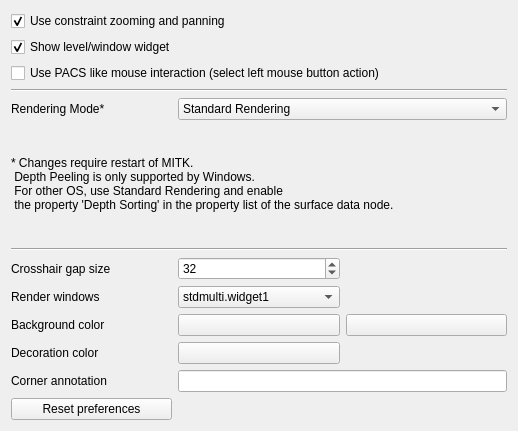
MITK/MITK, file Plugins/org.mitk.gui.qt.stdmultiwidgeteditor/src/internal/QmitkStdMultiWidgetEditorPreferencePage.ui: the form before one commit.
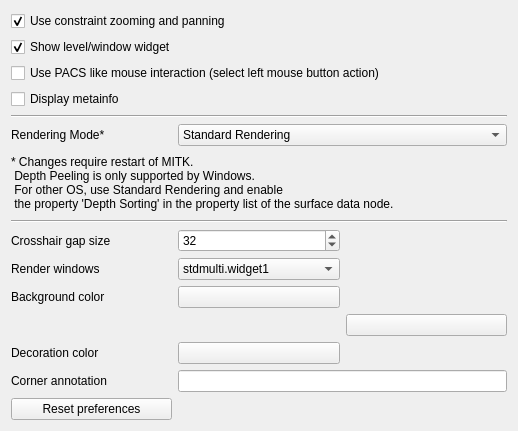
The form after the commit.

Commit message: Display metainfo MultiWidget property ( AUT-91 )

Diff of the .ui file:
```diff
--- a/Plugins/org.mitk.gui.qt.stdmultiwidgeteditor/src/internal/QmitkStdMultiWidgetEditorPreferencePage.ui
+++ b/Plugins/org.mitk.gui.qt.stdmultiwidgeteditor/src/internal/QmitkStdMultiWidgetEditorPreferencePage.ui
@@ -171,14 +171,27 @@
      </property>
     </widget>
    </item>
-   <item row="11" column="2">
+   <item row="3" column="0" colspan="3">
+      <widget class="QCheckBox" name="m_DisplayMetaInfo">
+        <property name="layoutDirection">
+          <enum>Qt::LeftToRight</enum>
+        </property>
+        <property name="text">
+          <string>Display metainfo</string>
+        </property>
+        <property name="tristate">
+          <bool>true</bool>
+        </property>
+      </widget>
+   </item>
+   <item row="12" column="2">
     <widget class="QPushButton" name="m_ColorButton2">
      <property name="text">
       <string/>
      </property>
     </widget>
    </item>
-   <item row="3" column="0" colspan="3">
+   <item row="4" column="0" colspan="3">
     <widget class="Line" name="line">
      <property name="orientation">
       <enum>Qt::Horizontal</enum>
```
The commit also changes 5 other files.
